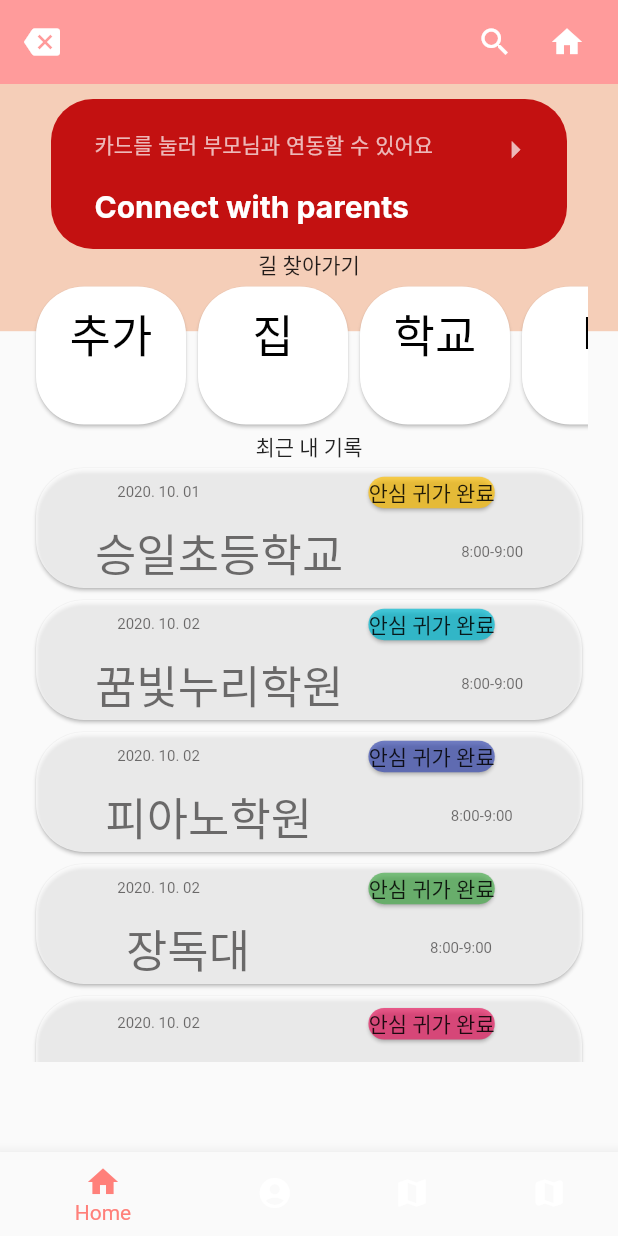
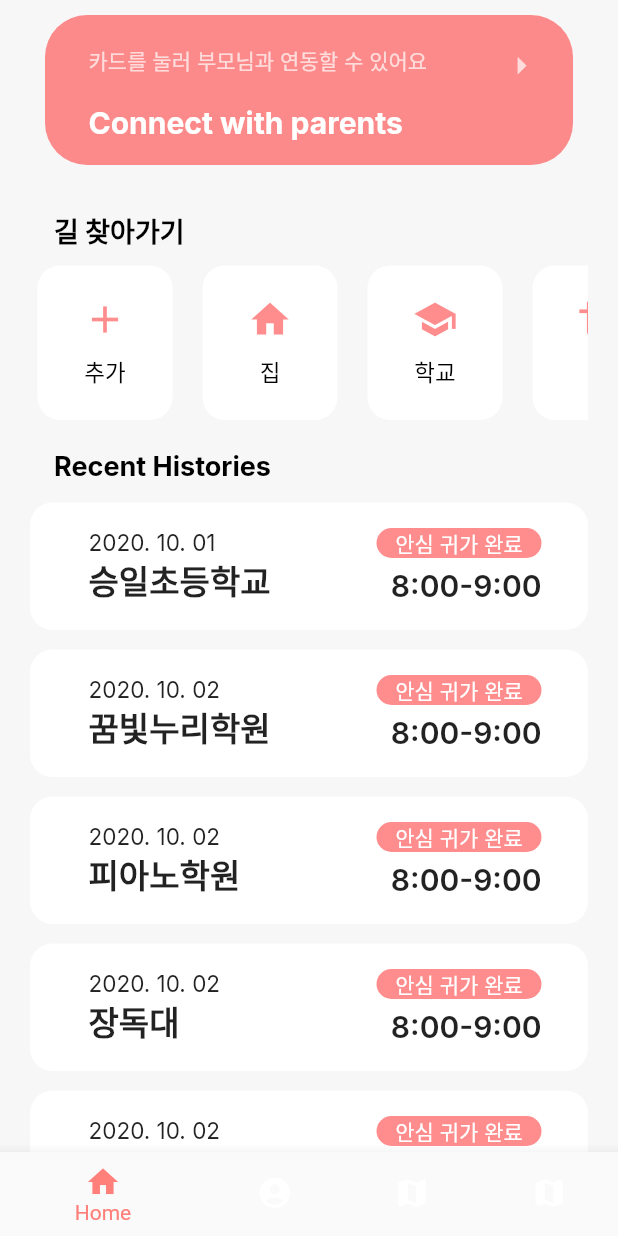
Before and after one commit to 2022-solution-challenge/Navi-FE, a Flutter app: the MyStatefulWidget screen opened directly, on a phone screen of 412 x 824 dp. Run offline on Flutter 3.47's test engine with Material 2 defaults, Android fonts, the phone set to English and light mode, and no system bars; our stand-ins replace dio, flutter_dotenv, google_fonts, google_maps_flutter, lazy_load_scrollview, like_button; missing offline and left inert: clippy_flutter, custom_info_window, flutter_polyline_points, google_maps_controller, maps_toolkit.

Commit message:
Revise Main page UI

```diff
--- a/lib/home/demo-card.dart
+++ b/lib/home/demo-card.dart
@@ -20,20 +20,28 @@ class DemoCard extends StatelessWidget {
 
   @override
   Widget build(BuildContext context) {
-    return Card(
-        shape: RoundedRectangleBorder(borderRadius: BorderRadius.circular(32)),
-        color: Colors.white, //item.color.withOpacity(1)
-        child: Container(
-            constraints: BoxConstraints.expand(height: 200, width: 100),
+    return Container(
+                margin: EdgeInsets.only(right: 20),
+                width: 90,
+                height: 123,
+                decoration: BoxDecoration(
+                  // boxShadow: const [
+                  //         BoxShadow(
+                  //           color: Color.fromARGB(255, 226, 226, 226),
+                  //         blurRadius: 10,
+                  //         spreadRadius: 5,
+                  //         offset: Offset(2.0, 2.0),
+                  //   )
+                  // ],
+                  borderRadius: BorderRadius.circular(15),
+                  color: Colors.white, ),
             child: RawMaterialButton(
               onPressed: () {
-
               Navigator.push(
               context,
               MaterialPageRoute(
                 builder: (context) => DetailScreen(card: this.item),
               ),
-
             );},
               child: Column(
                 mainAxisAlignment: MainAxisAlignment.spaceAround,
@@ -42,12 +50,13 @@ class DemoCard extends StatelessWidget {
                   Column(
                       mainAxisAlignment: MainAxisAlignment.spaceAround,
                       children: <Widget>[
-                        Text(item.name, style: _style.copyWith(fontSize: 30)),
-                        Icon(item.icon, color: Colors.white70, size: 30),
+                        Icon(item.icon, color: Color.fromARGB(179, 255, 92, 92), size: 30),
+                        SizedBox(height: 9,),
+                        Text(item.name, textAlign: TextAlign.center, style: _style.copyWith(fontSize: 15)),
                       ])
                 ],
               ),
-            )));
+            ));
   }
 }
 
--- a/lib/home/home-page.dart
+++ b/lib/home/home-page.dart
@@ -10,7 +10,9 @@ class HomePage extends StatelessWidget {
 
   @override
   Widget build(BuildContext context) {
-    return Column(children: <Widget>[
+    return ListView(
+            physics: const ClampingScrollPhysics(),
+            children: <Widget>[
               _signUpParents(),
               _whereToGo(),
               _myRecords(),
@@ -22,31 +24,19 @@ Widget _signUpParents() {
   return Container(
       height: 100,
       width: 344,
-     margin: EdgeInsets.only(right: 10, left:10, top:10),
+      margin: EdgeInsets.only(right: 10, left: 10, top: 10),
       decoration: BoxDecoration(
         borderRadius: BorderRadius.circular(28),
-                        color: Color.fromARGB(255, 195, 17, 17),
+        color: Color.fromARGB(179, 255, 92, 92),
       ),
-     child: Stack(
-       children: <Widget>[
-            // Positioned(
-            //   child: SvgPicture.asset(cards[index].cardElementTop),
-            // ),
-            // Positioned(
-            //   bottom: 0,
-            //   right: 0,
-            //   child:
-            //       SvgPicture.asset(cards[index].cardElementBottom),
-            // ), 사진을 넣는 부분
+      child: Stack(children: <Widget>[
         Positioned(
           left: 29,
           top: 60,
           child: Text(
             "Connect with parents",
             style: GoogleFonts.inter(
-                    fontSize: 20,
-                    fontWeight: FontWeight.w700,
-                    color: Colors.white),
+                fontSize: 20, fontWeight: FontWeight.w700, color: Colors.white),
           ),
         ),
         const Positioned(
@@ -65,9 +55,7 @@ Widget _signUpParents() {
                 color: Colors.white70),
           ),
         ),
-          ]
-          )
-        );
+      ]));
 
   // Card(
   //     shape: RoundedRectangleBorder(borderRadius: BorderRadius.circular(32)),
@@ -85,11 +73,28 @@ Widget _myRecords() {
 
   return Container(
     child: Column(children: <Widget>[
-    Text('최근 내 기록'),
+    Padding(
+        padding:EdgeInsets.only(left: 16, bottom: 13, right: 10, top:10),
+        child:  Row(
+        mainAxisAlignment: MainAxisAlignment.spaceBetween,
+        children: <Widget>[
+         Text(
+          'Recent Histories',
+           style: GoogleFonts.inter(
+                      fontSize: 18,
+                      fontWeight: FontWeight.w700,
+                      color: Colors.black),),
+        ],
+      )
+
+              ),
     Stack(alignment: AlignmentDirectional.topStart, children: <Widget>[
       SizedBox(
-        height: 400, // constrain height
-        child: ListView(scrollDirection: Axis.vertical, children: _records),
+        child: ListView(
+          shrinkWrap: true,
+          physics: NeverScrollableScrollPhysics(),
+          scrollDirection: Axis.vertical,
+          children: _records),
       )
     ])
   ]));
@@ -98,17 +103,31 @@ Widget _myRecords() {
 Widget _whereToGo() {
   List<DemoCard> _cards = items.map((Item _item) => DemoCard(_item)).toList();
 
-  return
+  int current = 0;
+
+  return Container(
+    child:Column(
+      children: <Widget>[
+      Padding(
+      padding: EdgeInsets.only(left: 16, top: 30, right: 10),
+      child: Row(
+        mainAxisAlignment: MainAxisAlignment.spaceBetween,
+        children: <Widget>[
+          Text(
+            '길 찾아가기',
+            style: GoogleFonts.inter(
+                fontSize: 18, fontWeight: FontWeight.w700, color: Colors.black),
+          ),
+        ],
+      ),
+    ),
     Container(
-      child: Column(children: <Widget>[
-    Text('길 찾아가기'),
-    Stack(alignment: AlignmentDirectional.topStart, children: <Widget>[
-      SizedBox(
-        height: 100, // constrain height
-        child: ListView(scrollDirection: Axis.horizontal, children: _cards),
+      height: 123,
+      child: ListView(padding: EdgeInsets.only(left: 5, bottom: 10, top: 10, right: 5), scrollDirection: Axis.horizontal, children: _cards)
+      ),
+    ]
   )
-    ])
-  ]));
+);
 }
 
 /* class WhereToGo extends StatelessWidget {
--- a/lib/home/record-holder.dart
+++ b/lib/home/record-holder.dart
@@ -1,4 +1,5 @@
 import 'package:flutter/material.dart';
+import 'package:google_fonts/google_fonts.dart';
 import 'record.dart';
 
 class MyRecord extends StatelessWidget {
@@ -11,39 +12,61 @@ class MyRecord extends StatelessWidget {
 
   @override
   Widget build(BuildContext context) {
-    return Card(
-        shape: RoundedRectangleBorder(
-            borderRadius: BorderRadius.circular(32)),
-        color: Colors.white.withOpacity(.7),
-        child: Container(
-            constraints: BoxConstraints.expand(height: 80, width: 100),
+    return Container(
+       height: 85,
+       margin: EdgeInsets.only(bottom: 13),
+            padding:EdgeInsets.only(left: 10, top: 12, bottom: 12, right: 10),
+            decoration: BoxDecoration(
+                      color: Colors.white,
+                      borderRadius: BorderRadius.circular(15)),
             child: RawMaterialButton(
               onPressed: () {},
-              child: Column(
-                mainAxisAlignment: MainAxisAlignment.spaceAround,
-                crossAxisAlignment: CrossAxisAlignment.stretch,
-                children: <Widget>[
-                  Row(
-                      mainAxisAlignment: MainAxisAlignment.spaceAround,
-                      children: <Widget>[
-                        Text(item.date, style: _style.copyWith(fontSize: 10)),
-                        Card(
-                          shape: RoundedRectangleBorder(borderRadius: BorderRadius.circular(32)),
-                            color: item.color.withOpacity(.7),
+              child: Stack(
+                        children: <Widget>[
+                          Positioned(
+                            left: 29,
+                            top: 5,
+                            child: Text(
+                              item.date,
+                              style: GoogleFonts.inter(
+                                  fontSize: 15,),
+                            ),
+                          ),
+                          Positioned(
+                            right: 21,
+                            top: 5,
                             child: Container(
-                              child: const Center(
-                                child: Text('안심 귀가 완료'),
-                              ))
-                              )
-                      ]),
-                  Row(
-                      mainAxisAlignment: MainAxisAlignment.spaceAround,
-                      children: <Widget>[
-                        Text(item.destination, style: _style.copyWith(fontSize: 30)),
-                        Text(item. timeInterval, style: _style.copyWith(fontSize: 10)),
-                      ])
-                ],
-              ),
-            )));
+                              height: 20,
+                              width: 110,
+                              decoration: BoxDecoration(
+                               color: Color.fromARGB(179, 255, 92, 92),
+                               borderRadius: BorderRadius.circular(15)),
+                              child: Text('안심 귀가 완료', textAlign: TextAlign.center, style: GoogleFonts.inter(color:Colors.white)),
+
+                              ),
+                          ),
+                          Positioned(
+                            left: 29,
+                            bottom: 5,
+                            child: Text(
+                              item.destination,
+                              style: GoogleFonts.inter(
+                                  fontSize: 22,
+                                  fontWeight: FontWeight.w600),
+                            ),
+                          ),
+                          Positioned(
+                            right: 21,
+                            bottom: 5,
+                            child: Text(
+                              item. timeInterval,
+                              style: GoogleFonts.inter(
+                                  fontSize: 20,
+                                  fontWeight: FontWeight.w600,),
+                            ),
+                          )
+                        ],
+              )
+            ));
   }
 }
--- a/lib/main.dart
+++ b/lib/main.dart
@@ -68,37 +68,39 @@ class _MyStatefulWidgetState extends State<MyStatefulWidget> {
     var size = MediaQuery.of(context)
         .size; //this gonna give us total height and with of our device
 
-    AppBar buildAppBar() {
-      return AppBar(
-        backgroundColor: Color.fromARGB(255, 255, 155, 155),
-        elevation: 0,
-        leading: IconButton(
-          icon: Icon(Icons.backspace),
-          onPressed: () {},
-        ),
-        actions: <Widget>[
-          IconButton(
-            icon: Icon(Icons.search),
-            onPressed: () {},
-          ),
-          IconButton(
-            icon: Icon(Icons.home),
-            onPressed: () {},
-          ),
-          SizedBox(width: 20.0 / 2)
-        ],
-      );
-    }
+    // AppBar buildAppBar() {
+    //   return AppBar(
+    //     backgroundColor: Color.fromARGB(255, 255, 155, 155),
+    //     elevation: 0,
+    //     leading: IconButton(
+    //       icon: Icon(Icons.backspace),
+    //       onPressed: () {},
+    //     ),
+    //     actions: <Widget>[
+    //       IconButton(
+    //         icon: Icon(Icons.search),
+    //         onPressed: () {},
+    //       ),
+    //       IconButton(
+    //         icon: Icon(Icons.home),
+    //         onPressed: () {},
+    //       ),
+    //       SizedBox(width: 20.0 / 2)
+    //     ],
+    //   );
+    // }
 
     return Scaffold(
-      appBar: buildAppBar(),
+      // appBar: buildAppBar(),
       body: Stack(children: <Widget>[
         Container(
+          height: size.height,
+          color: Color.fromARGB(255, 247, 247, 247)
           // Here the height of the container is 45% of our total height
-          height: size.height * .20,
-          decoration: BoxDecoration(
-            color: Color(0xFFF5CEB8),
-          ),
+          // height: size.height * .20,
+          // decoration: BoxDecoration(
+          //   color: Color(0xFFF5CEB8),
+          // ),
         ),
         SafeArea(
             child: Padding(
```
Lines whose indentation alone changed are shown as unchanged.
